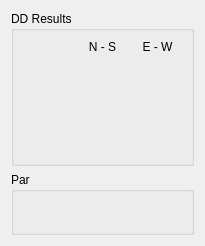
This is ZBridge/cddtable.ui in erik-knudsen/BridgeZ as Qt 5 draws it before an edit. The edited form follows.
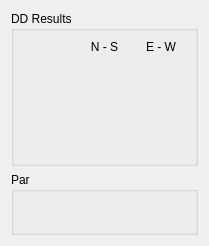
This is the edited form. Icons and pictures are not drawn.

```diff
--- a/ZBridge/cddtable.ui
+++ b/ZBridge/cddtable.ui
@@ -6,7 +6,7 @@
    <rect>
     <x>0</x>
     <y>0</y>
-    <width>205</width>
+    <width>209</width>
     <height>246</height>
    </rect>
   </property>
```
Left out of the diff: 6 changed lines with no effect on the pictures.
